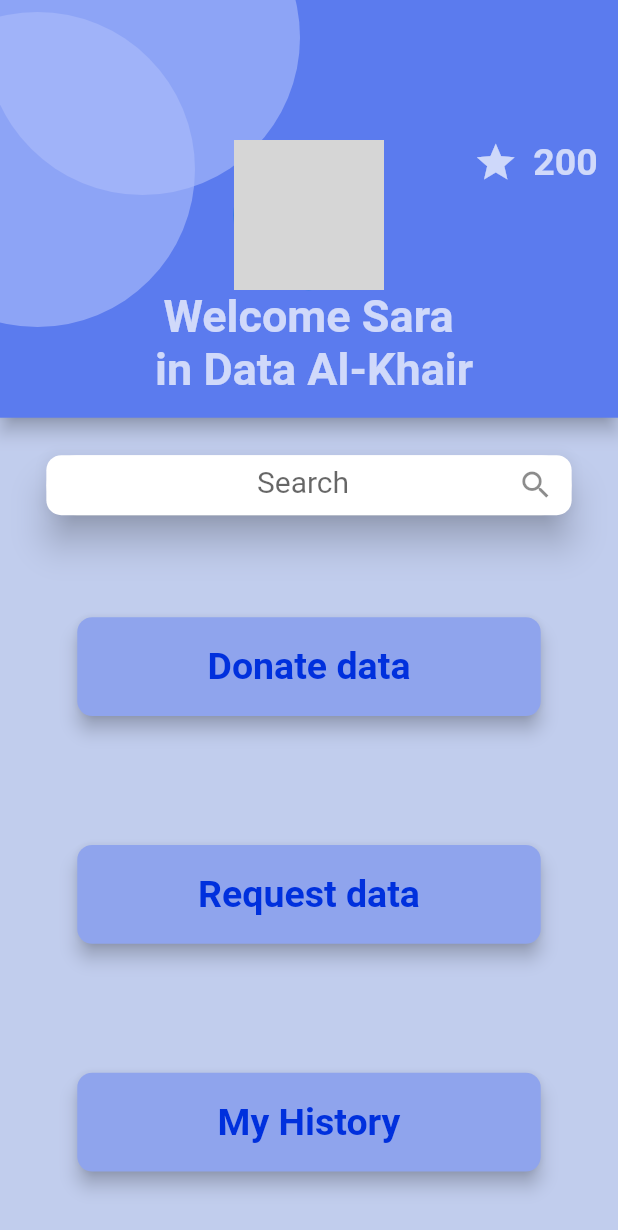
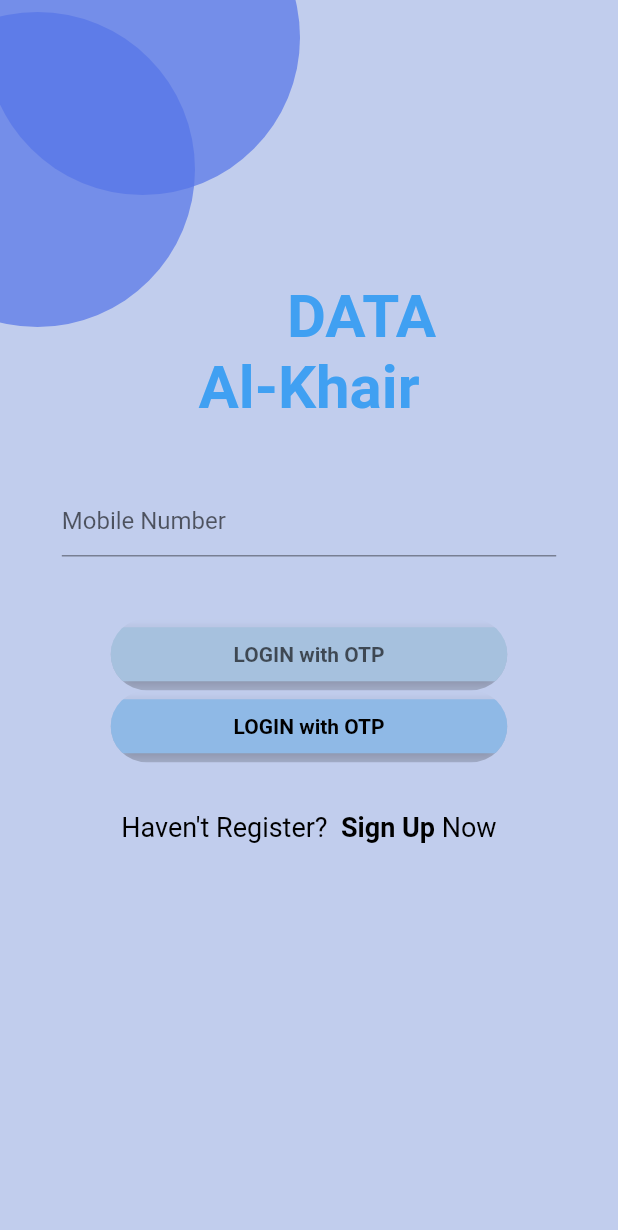
Before and after one commit to bakhadher852/Date_Alkhair_FYP, a Flutter app: the screen it shows after launch, on a phone screen of 412 x 824 dp. Shown: the top 1230 px of the screen. Run offline on Flutter 3.47's test engine with Material 2 defaults, Android fonts, the phone set to English and light mode, and no system bars; grey boxes are pictures that could not be loaded.

Commit message:
login page

```diff
--- a/lib/main.dart
+++ b/lib/main.dart
@@ -4,6 +4,8 @@ import 'package:date_alkhair/screen/History.dart';
 import 'package:date_alkhair/screen/Home_page.dart';
 import 'package:date_alkhair/screen/RequestPage.dart';
 import 'package:date_alkhair/screen/donatePage.dart';
+import 'package:date_alkhair/screen/login.dart';
+import 'package:date_alkhair/screen/signUp.dart';
 import 'package:flutter/material.dart';
 
 void main() {
@@ -37,11 +39,32 @@ class MyApp extends StatelessWidget {
       ),
       //home: const HomePage(),
       routes: {
-        '/': (context) => HomePage(),
+        '/': (context) => Login(),
         DonatePage.routeName: (_) => DonatePage(),
         RequestPage.RouteName: (_) => RequestPage(),
         HistoryPage.RouteName: (_) => HistoryPage(),
+        SignUp.RouteName: (_) => SignUp(),
       },
     );
   }
 }
+
+
+
+// going back button
+
+
+      // Positioned(
+      //     top: height * 0.16,
+      //     left: 20,
+      //     child: Material(
+      //       child: Container(
+      //         color: Color.fromARGB(184, 86, 117, 231),
+      //         child: IconButton(
+      //           style: ElevatedButton.styleFrom(),
+      //           onPressed: () {},
+      //           icon: Icon(Icons.arrow_back),
+      //           color: Color.fromARGB(255, 7, 65, 113),
+      //         ),
+      //       ),
+      //     ))
--- /dev/null
+++ b/lib/screen/login.dart
@@ -0,0 +1,134 @@
+import 'package:date_alkhair/screen/signUp.dart';
+import 'package:flutter/gestures.dart';
+import 'package:flutter/material.dart';
+
+class Login extends StatefulWidget {
+  const Login({super.key});
+
+  @override
+  State<Login> createState() => _LoginState();
+}
+
+class _LoginState extends State<Login> {
+  @override
+  @override
+  Widget build(BuildContext context) {
+    var AppbarHeight = AppBar().preferredSize.height;
+    final height = MediaQuery.of(context).size.height;
+    final width = MediaQuery.of(context).size.width;
+    return Stack(children: [
+      Scaffold(
+          appBar: AppBar(
+            elevation: 0,
+            backgroundColor: const Color(0xffC1CDED),
+          ),
+          body: Container(
+            height: height,
+            width: width,
+            child: SingleChildScrollView(
+              //to avoid keyboard bottom overflow
+              child: Column(
+                children: [
+                  //To make some space from the Top
+                  SizedBox(
+                    height: height * 0.16,
+                  ),
+                  Padding(
+                    padding: EdgeInsets.only(left: width * 0.17),
+                    child: const Text(
+                      'DATA',
+                      style: TextStyle(
+                          fontWeight: FontWeight.bold,
+                          fontSize: 40,
+                          color: Color.fromARGB(206, 33, 149, 243)),
+                    ),
+                  ),
+                  const Text(
+                    'Al-Khair',
+                    style: TextStyle(
+                        fontWeight: FontWeight.bold,
+                        fontSize: 40,
+                        color: Color.fromARGB(206, 33, 149, 243)),
+                  ),
+                  Padding(
+                    padding: EdgeInsets.all(width * 0.10),
+                    child: const TextField(
+                      keyboardType: TextInputType.number,
+                      decoration: InputDecoration(hintText: 'Mobile Number '),
+                    ),
+                  ),
+                  //Button LOGIN with OTP
+                  ClipRRect(
+                    borderRadius: BorderRadius.circular(100),
+                    child: ElevatedButton(
+                      style: ElevatedButton.styleFrom(
+                          backgroundColor: Color.fromARGB(255, 166, 193, 222),
+                          elevation: 7),
+                      onPressed: () {},
+                      child: Padding(
+                        padding: EdgeInsets.symmetric(horizontal: width * 0.16),
+                        child: const Text('LOGIN with OTP',
+                            style: TextStyle(
+                                color: Color.fromARGB(160, 0, 0, 0),
+                                fontWeight: FontWeight.bold)),
+                      ),
+                    ),
+                  ),
+                  ClipRRect(
+                    borderRadius: BorderRadius.circular(100),
+                    child: ElevatedButton(
+                      style: ElevatedButton.styleFrom(
+                          backgroundColor: Color.fromARGB(255, 143, 185, 230),
+                          elevation: 7),
+                      onPressed: () {},
+                      child: Padding(
+                        padding: EdgeInsets.symmetric(horizontal: width * 0.16),
+                        child: const Text('LOGIN with OTP',
+                            style: TextStyle(
+                                color: Colors.black,
+                                fontWeight: FontWeight.bold)),
+                      ),
+                    ),
+                  ),
+                  Padding(
+                    padding: EdgeInsets.only(top: height * 0.04),
+                    child: RichText(
+                      text: TextSpan(
+                        text: "Haven't Register? ",
+                        style: TextStyle(color: Colors.black, fontSize: 18),
+                        children: <TextSpan>[
+                          TextSpan(
+                              text: ' Sign Up',
+                              style: TextStyle(fontWeight: FontWeight.bold),
+                              recognizer: TapGestureRecognizer()
+                                ..onTap = () => Navigator.of(context)
+                                    .pushNamed(SignUp.RouteName)),
+                          TextSpan(text: ' Now', style: TextStyle()),
+                        ],
+                      ),
+                    ),
+                  )
+                ],
+              ),
+            ),
+          )),
+      const Positioned(
+        top: -80,
+        left: -10,
+        //right: ,
+        child: CircleAvatar(
+          backgroundColor: Color.fromARGB(184, 86, 117, 231),
+          radius: 105,
+        ),
+      ),
+      const Positioned(
+        top: 8,
+        left: -80,
+        child: CircleAvatar(
+          backgroundColor: Color.fromARGB(184, 86, 117, 231),
+          radius: 105,
+        ),
+      ),
+    ]);
+  }
+}
```
Also changed, not shown: lib/screen/RequestPage.dart (+63 -11 lines), lib/screen/donatePage.dart (+51 -46 lines), lib/screen/donatePageGrid.dart (+16 -7 lines), lib/screen/signUp.dart (added, +53 -0 lines).
